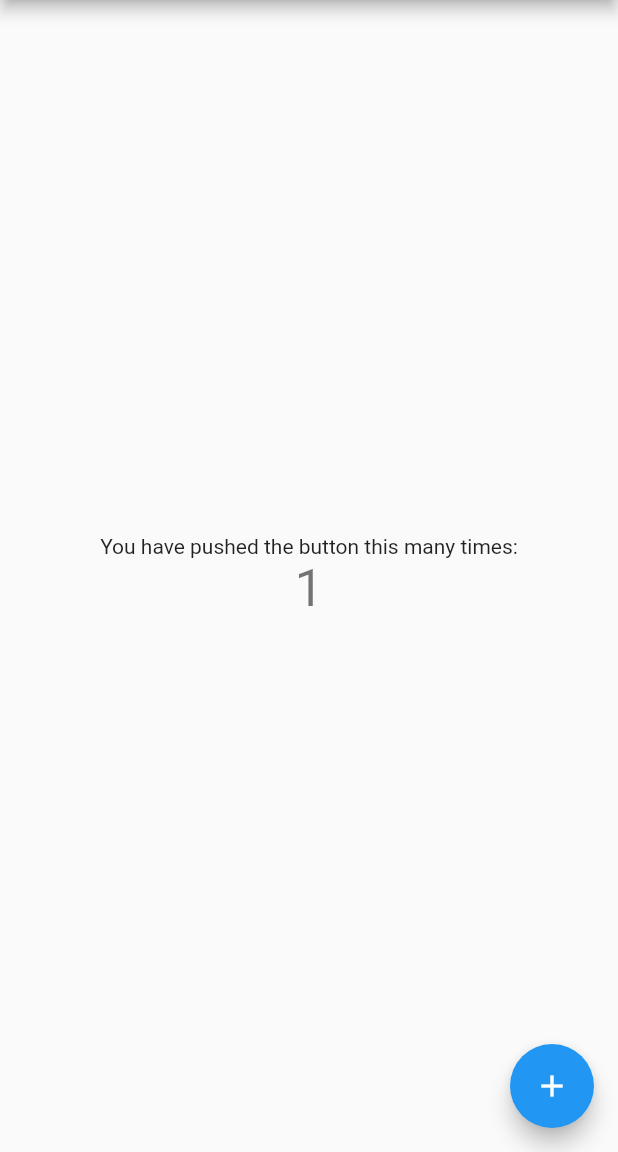
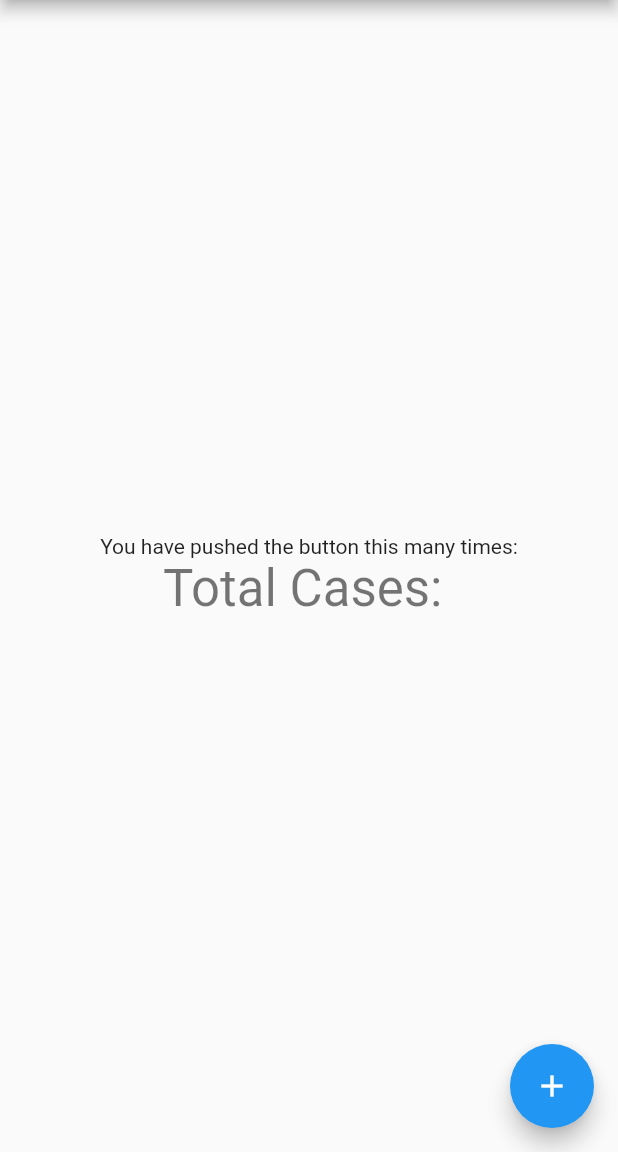
Before and after one commit to Predatorie/jacovidapp, a Flutter app: the screen it shows after launch, after a tap on the "add" icon, on a phone screen of 412 x 824 dp, the part 84-1236 px from its top. Run offline on Flutter 3.47's test engine with Material 2 defaults, Android fonts, the phone set to English and light mode, and no system bars; network calls fail.

Commit message:
section 1 thru 2 completed

```diff
--- /dev/null
+++ b/lib/app/services/api.dart
@@ -0,0 +1,39 @@
+import 'package:flutter/material.dart';
+import 'package:jacovida/app/services/api_keys.dart';
+
+enum EndPoint {
+  cases,
+  casesSuspected,
+  casesConfirmed,
+  deaths,
+  recovered,
+}
+
+class API {
+  API({@required this.apiKey});
+  final String apiKey;
+
+  factory API.sandbox() => API(apiKey: ApiKeys.sandboxKey);
+
+  static final String host = 'ncov2019-admin.firebaseapp.com';
+
+  Uri tokenUri() => Uri(
+        scheme: 'https',
+        host: host,
+        path: 'token',
+      );
+
+  Uri endPointUri(EndPoint endPoint) => Uri(
+        scheme: 'https',
+        host: host,
+        path: _paths[endPoint],
+      );
+
+  static Map<EndPoint, String> _paths = {
+    EndPoint.cases: 'cases',
+    EndPoint.casesSuspected: 'casesSuspected',
+    EndPoint.casesConfirmed: 'casesConfirmed',
+    EndPoint.deaths: 'deaths',
+    EndPoint.recovered: 'recovered',
+  };
+}
--- /dev/null
+++ b/lib/app/services/api_service.dart
@@ -0,0 +1,62 @@
+import 'dart:convert';
+
+import 'package:flutter/material.dart';
+import 'package:jacovida/app/services/api.dart';
+
+import 'package:http/http.dart' as http;
+
+class APIService {
+  APIService(this.api);
+  final API api;
+
+  Future<String> getAccessToken() async {
+    final response = await http.post(
+      api.tokenUri().toString(),
+      headers: {'Authorization': 'Basic ${api.apiKey}'},
+    );
+
+    if (response.statusCode == 200) {
+      final data = json.decode(response.body);
+      final accessToken = data['access_token'];
+      if (accessToken != null) {
+        return accessToken;
+      }
+    }
+    print(
+        'Request ${api.tokenUri()} failed\nResponse: ${response.statusCode} ${response.reasonPhrase}');
+    throw response;
+  }
+
+  Future<int> getEndPointData({@required token, EndPoint endPoint}) async {
+    final uri = api.endPointUri(endPoint);
+    final response = await http.get(
+      uri.toString(),
+      headers: {'Authorization': 'Bearer $token'},
+    );
+
+    if (response.statusCode == 200) {
+      final List<dynamic> data = json.decode(response.body);
+      if (data.isNotEmpty) {
+        final Map<String, dynamic> endPointData = data[0];
+        final String responseJsonKey = _responseJsonKeys[endPoint];
+        final int result = endPointData[responseJsonKey];
+
+        if (result != null) {
+          return result;
+        }
+      }
+    }
+
+    print(
+        'Request $uri failed\nResponse: ${response.statusCode} ${response.reasonPhrase}');
+    throw response;
+  }
+
+  static Map<EndPoint, String> _responseJsonKeys = {
+    EndPoint.cases: 'cases',
+    EndPoint.casesSuspected: 'data',
+    EndPoint.casesConfirmed: 'data',
+    EndPoint.deaths: 'data',
+    EndPoint.recovered: 'data',
+  };
+}
--- a/lib/main.dart
+++ b/lib/main.dart
@@ -1,4 +1,6 @@
 import 'package:flutter/material.dart';
+import 'package:jacovida/app/services/api.dart';
+import 'package:jacovida/app/services/api_service.dart';
 
 void main() {
   runApp(MyApp());
@@ -50,16 +52,16 @@ class MyHomePage extends StatefulWidget {
 }
 
 class _MyHomePageState extends State<MyHomePage> {
-  int _counter = 0;
+  String _cases = '';
 
-  void _incrementCounter() {
+  void _getAccessToken() async {
+    final apiService = APIService(API.sandbox());
+    final token = await apiService.getAccessToken();
+    final numberOfCases = await apiService.getEndPointData(
+        token: token, endPoint: EndPoint.cases);
+
     setState(() {
-      // This call to setState tells the Flutter framework that something has
-      // changed in this State, which causes it to rerun the build method below
-      // so that the display can reflect the updated values. If we changed
-      // _counter without calling setState(), then the build method would not be
-      // called again, and so nothing would appear to happen.
-      _counter++;
+      _cases = numberOfCases.toString();
     });
   }
 
@@ -101,14 +103,14 @@ class _MyHomePageState extends State<MyHomePage> {
               'You have pushed the button this many times:',
             ),
             Text(
-              '$_counter',
+              'Total Cases: $_cases',
               style: Theme.of(context).textTheme.headline4,
             ),
           ],
         ),
       ),
       floatingActionButton: FloatingActionButton(
-        onPressed: _incrementCounter,
+        onPressed: _getAccessToken,
         tooltip: 'Increment',
         child: Icon(Icons.add),
       ), // This trailing comma makes auto-formatting nicer for build methods.
```
Also changed, not shown: pubspec.yaml (+2 -11 lines), pubspec.lock, 1 other file.
